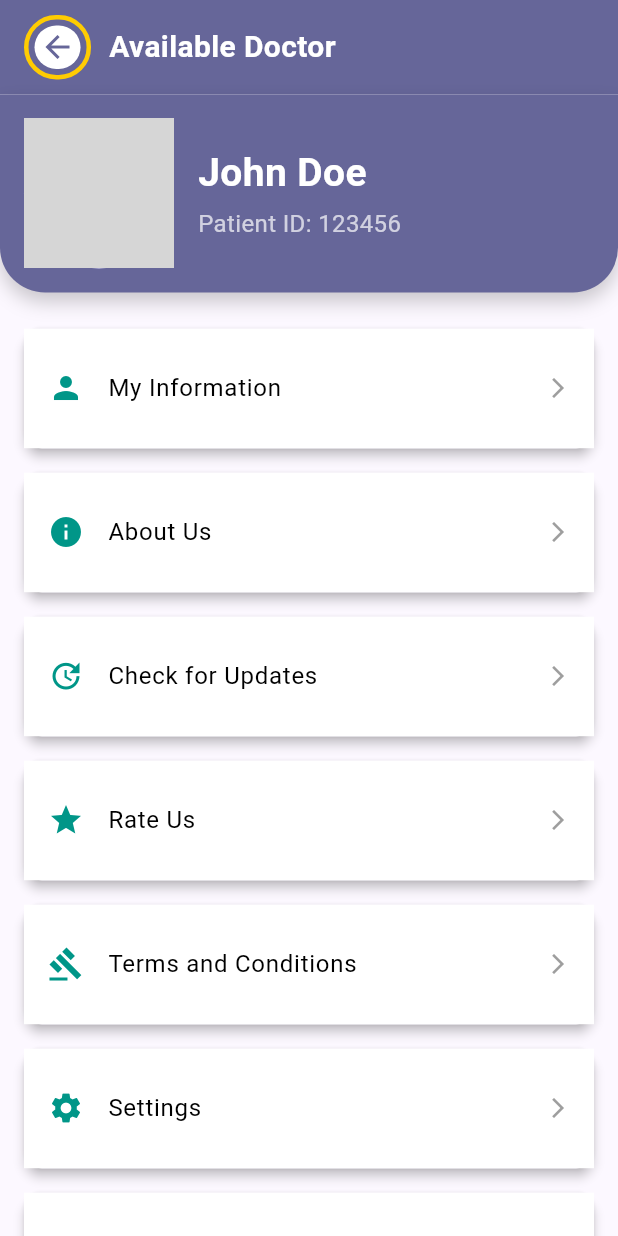
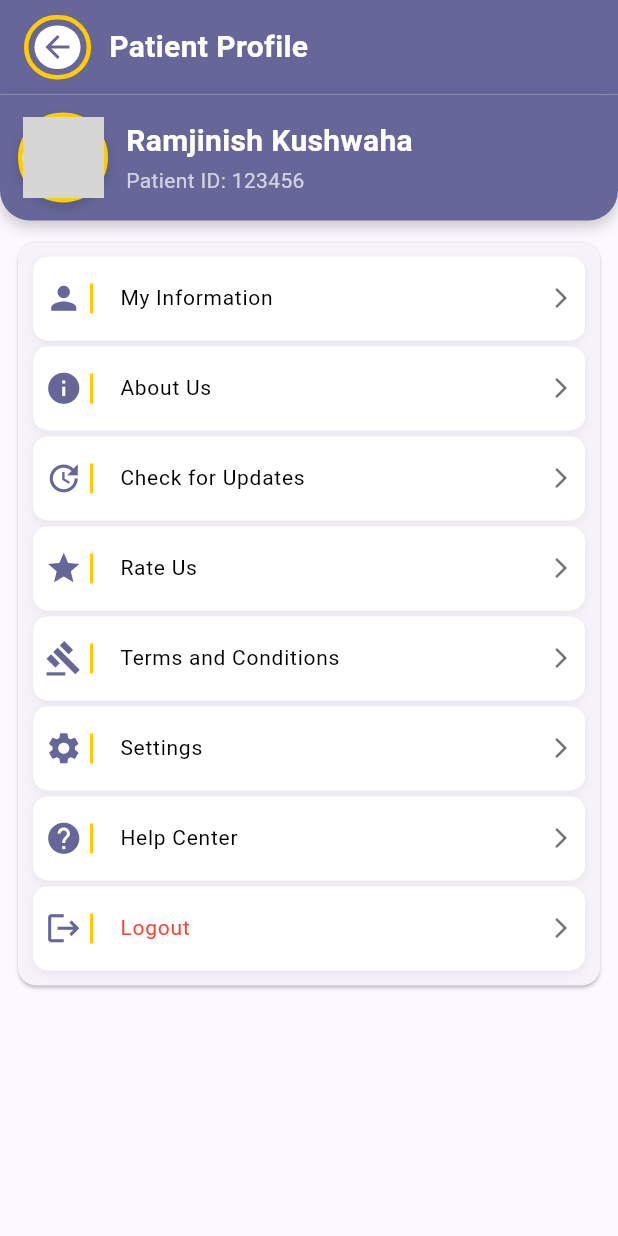
Before and after one commit to ramjinish001/tezhealthcare, a Flutter app: the PatientDashboard screen opened directly, item 4 of the bottom bar chosen, on a phone screen of 412 x 824 dp. Run offline on Flutter 3.47's test engine with Material 3 defaults, Android fonts, the light colour scheme and no system bars; our stand-ins replace buttons_tabbar, file_picker; network calls fail; grey boxes are pictures that could not be loaded.

Commit message:
Profile page completed

```diff
--- a/lib/Globle_Widget/BottomNavigationBar.dart
+++ b/lib/Globle_Widget/BottomNavigationBar.dart
@@ -31,7 +31,7 @@ class CustomBottomNavigationBar extends StatelessWidget {
           // Transaction ab
           Navigator.push(
             context,
-            MaterialPageRoute(builder: (context) => const Patient_Profile()),
+            MaterialPageRoute(builder: (context) => const PatientProfile()),
           );
         }
         // Add similar navigation for other tabs if needed
--- a/lib/Patient_Pannel/Patient_Profile/Patient_Profile.dart
+++ b/lib/Patient_Pannel/Patient_Profile/Patient_Profile.dart
@@ -3,14 +3,14 @@ import 'package:flutter/services.dart';
 import 'package:tezhealthcare/Constant/Color.dart';
 import 'package:tezhealthcare/Globle_Widget/CustomHeaderWithBackButtonAndTitle.dart';
 
-class Patient_Profile extends StatefulWidget {
-  const Patient_Profile({super.key});
+class PatientProfile extends StatefulWidget {
+  const PatientProfile({super.key});
 
   @override
-  State<Patient_Profile> createState() => _PatientProfileState();
+  State<PatientProfile> createState() => _PatientProfileState();
 }
 
-class _PatientProfileState extends State<Patient_Profile> {
+class _PatientProfileState extends State<PatientProfile> {
   @override
   Widget build(BuildContext context) {
     SystemChrome.setSystemUIOverlayStyle(SystemUiOverlayStyle(
@@ -24,46 +24,64 @@ class _PatientProfileState extends State<Patient_Profile> {
             crossAxisAlignment: CrossAxisAlignment.start,
             children: [
               const CustomHeaderWithBackButtonAndTitle(
-                  title: 'Available Doctor'),
+                title: 'Patient Profile',
+              ),
               Container(
-                padding: const EdgeInsets.all(16.0),
+                padding: const EdgeInsets.all(12.0),
                 decoration: BoxDecoration(
                   color: Primary,
                   borderRadius:
-                      BorderRadius.vertical(bottom: Radius.circular(30.0)),
+                      BorderRadius.vertical(bottom: Radius.circular(20.0)),
                   boxShadow: [
                     BoxShadow(
                       color: Colors.black.withOpacity(0.2),
-                      blurRadius: 10,
-                      offset: Offset(0, 6),
+                      blurRadius: 8,
+                      offset: Offset(0, 4),
                     ),
                   ],
                 ),
                 child: Row(
                   children: [
-                    CircleAvatar(
-                      radius: 50.0,
+                    Container(
+                      decoration: BoxDecoration(
+                        shape: BoxShape.circle,
+                        color: Colors.white,
+                        border: Border.all(
+                          color: Secondary, // Border color
+                          width: 3, // Border width
+                        ),
+                        boxShadow: [
+                          BoxShadow(
+                            color: Colors.black.withOpacity(0.15),
+                            blurRadius: 6,
+                            offset: Offset(0, 3),
+                          ),
+                        ],
+                      ),
+                      child: CircleAvatar(
+                        radius: 27.0,
                         backgroundImage: NetworkImage(
                           "https://freelance.ca/upload/images/profiles/vbpr5heauddf.jpeg",
                         ),
                       ),
-                    const SizedBox(width: 16.0),
+                    ),
+                    const SizedBox(width: 12.0),
                     Column(
                       crossAxisAlignment: CrossAxisAlignment.start,
                       children: [
                         const Text(
-                          'John Doe',
+                          'Ramjinish Kushwaha',
                           style: TextStyle(
-                            fontSize: 26.0,
+                            fontSize: 20.0,
                             fontWeight: FontWeight.bold,
                             color: Colors.white,
                           ),
                         ),
-                        const SizedBox(height: 4.0),
+                        const SizedBox(height: 2.0),
                         const Text(
                           'Patient ID: 123456',
                           style: TextStyle(
-                            fontSize: 16.0,
+                            fontSize: 14.0,
                             color: Colors.white70,
                           ),
                         ),
@@ -72,9 +90,12 @@ class _PatientProfileState extends State<Patient_Profile> {
                   ],
                 ),
               ),
-              const SizedBox(height: 16.0),
+              const SizedBox(height: 2.0),
               Padding(
-                padding: const EdgeInsets.symmetric(horizontal: 16.0),
+                padding: const EdgeInsets.all(8.0),
+                child: Card(
+                  child: Padding(
+                    padding: const EdgeInsets.all(8.0),
                     child: Column(
                       children: [
                         _buildListTile(Icons.person, 'My Information'),
@@ -89,6 +110,8 @@ class _PatientProfileState extends State<Patient_Profile> {
                       ],
                     ),
                   ),
+                ),
+              ),
             ],
           ),
         ),
@@ -98,20 +121,55 @@ class _PatientProfileState extends State<Patient_Profile> {
 
   Widget _buildListTile(IconData icon, String title,
       {Color textColor = Colors.black}) {
-    return Card(
-      elevation: 3,
-      margin: const EdgeInsets.symmetric(vertical: 8.0),
-      shape: RoundedRectangleBorder(borderRadius: BorderRadius.circular(12.0)),
+    return Padding(
+      padding: const EdgeInsets.all(2.0),
+      child: Container(
+        margin: const EdgeInsets.symmetric(
+            vertical: 0.0), // Reduced vertical margin
+        decoration: BoxDecoration(
+          color: Colors.white,
+          borderRadius: BorderRadius.circular(10.0), // Slightly rounded corners
+          boxShadow: [
+            BoxShadow(
+              color: Colors.black.withOpacity(0.05),
+              blurRadius: 4,
+              offset: Offset(0, 2),
+            ),
+          ],
+        ),
         child: ListTile(
-        leading: Icon(icon, color: Colors.teal),
-        title: Text(title, style: TextStyle(color: textColor, fontSize: 16.0)),
-        contentPadding:
-            const EdgeInsets.symmetric(vertical: 12.0, horizontal: 16.0),
-        tileColor: Colors.white,
-        trailing: Icon(Icons.arrow_forward_ios, size: 16.0, color: Colors.grey),
+          contentPadding: const EdgeInsets.symmetric(
+              vertical: 0.0, horizontal: 8.0), // Compact padding
+          leading: Row(
+            mainAxisSize: MainAxisSize.min,
+            children: [
+              Icon(icon, color: Primary, size: 25.0), // Compact icon size
+              const SizedBox(
+                  width: 5.0), // Reduced spacing between icon and line
+              Container(
+                height: 20.0, // Compact height of the line
+                width: 2.0, // Width of the line
+                color: Secondary, // Accent line color
+              ),
+              const SizedBox(
+                  width: 2.0), // Reduced spacing between line and text
+            ],
+          ),
+          title: Text(
+            title,
+            style: TextStyle(
+              color: textColor,
+              fontSize: 14.0, // Compact font size
+              fontWeight: FontWeight.w400, // Regular font weight
+            ),
+          ),
+          trailing: Icon(Icons.arrow_forward_ios,
+              size: 16.0, color: Colors.grey.shade600), // Compact trailing icon
           onTap: () {
             // Handle tap
           },
+          splashColor: Colors.grey.withOpacity(0.1), // Subtle splash effect
+        ),
       ),
     );
   }
```
Lines whose indentation alone changed are shown as unchanged.
